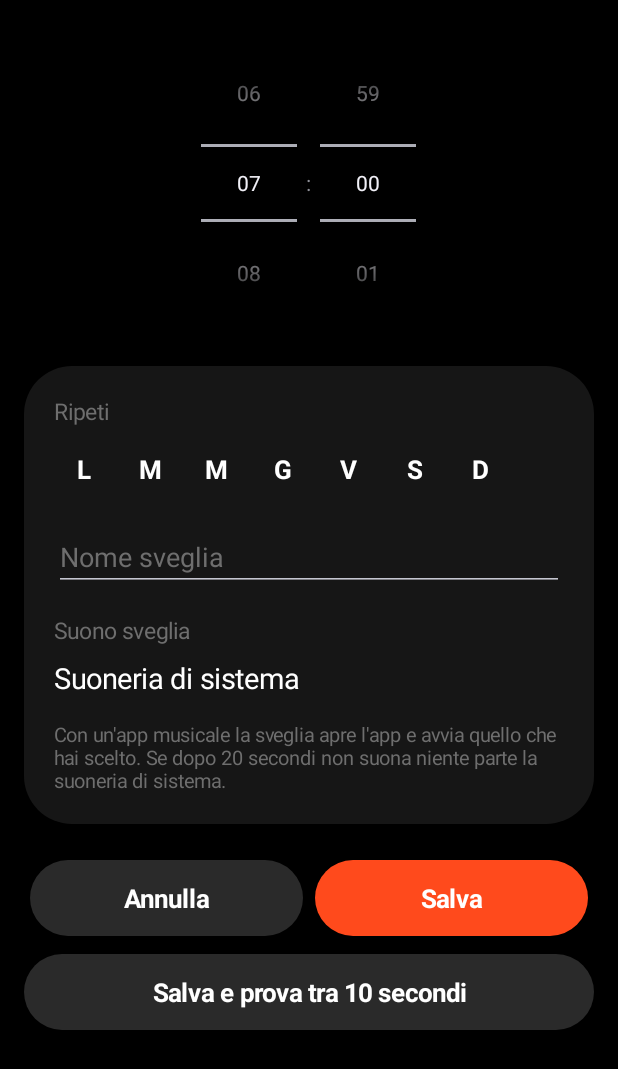
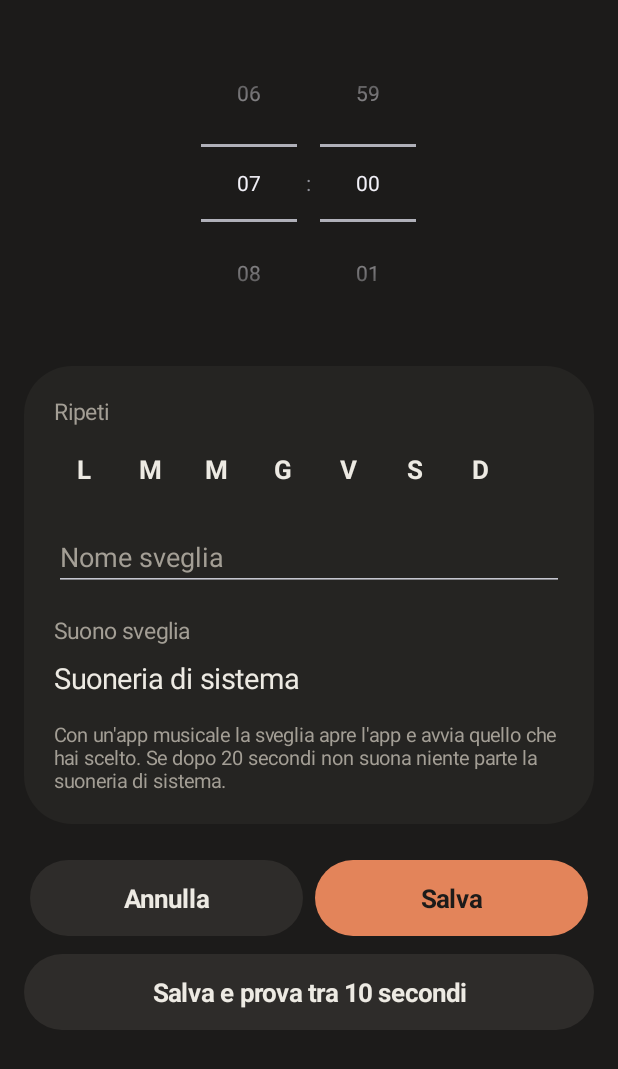
Before and after one commit to thamichele/app-personali, an Android app: the EditActivity screen opened directly, with no data from a screen before it, on a phone screen of 412 x 824 dp. Shown: the top 1069 px of the screen. Run offline under Robolectric (Android 15) with nearby library versions, the phone set to English and light mode, and no system bars.

Commit message:
Sveglia: interfaccia con la palette comune alle mie app
Grigi caldi (#1C1B1A, #252422, #2E2C2A), testo #EDEAE3, secondario
#A39E95 e arancio smorzato #E3845A al posto del nero e dell'arancio
vivo. Testo scuro sui pulsanti arancio, come nel kit.

Co-Authored-By: Claude Opus 5.5 <noreply@anthropic.com>
Claude-Session: https://claude.ai/code/session_019MYz98f5a4cAg8gwXnWiQd

```diff
--- a/apps/sveglia/app/src/main/java/it/michele/sveglia/BrowseActivity.java
+++ b/apps/sveglia/app/src/main/java/it/michele/sveglia/BrowseActivity.java
@@ -100,7 +100,7 @@ public class BrowseActivity extends Activity {
         setContentView(root);
 
         access = Ui.text(this, "", 14, Ui.TEXT, false);
-        access.setBackground(Ui.rounded(0xFF5A1A10, Ui.dp(this, 16)));
+        access.setBackground(Ui.rounded(Ui.ACCENT_BG, Ui.dp(this, 16)));
         access.setPadding(Ui.dp(this, 16), Ui.dp(this, 10), Ui.dp(this, 16), Ui.dp(this, 10));
         access.setVisibility(View.GONE);
         access.setOnClickListener(new View.OnClickListener() { @Override public void onClick(View v) {
--- a/apps/sveglia/app/src/main/java/it/michele/sveglia/EditActivity.java
+++ b/apps/sveglia/app/src/main/java/it/michele/sveglia/EditActivity.java
@@ -108,7 +108,7 @@ public class EditActivity extends Activity {
         LinearLayout buttons = new LinearLayout(this);
         TextView cancel = Ui.pill(this, "Annulla", Ui.PILL, Ui.TEXT);
         cancel.setOnClickListener(new View.OnClickListener() { @Override public void onClick(View v) { finish(); }});
-        TextView save = Ui.pill(this, "Salva", Ui.ACCENT, Ui.TEXT);
+        TextView save = Ui.pill(this, "Salva", Ui.ACCENT, Ui.BG);
         save.setOnClickListener(new View.OnClickListener() { @Override public void onClick(View v) {
             save();
             toast(Ui.until(alarm.next(System.currentTimeMillis())));
@@ -142,7 +142,7 @@ public class EditActivity extends Activity {
         for (int i = 0; i < 7; i++) {
             boolean on = alarm.hasDay(i);
             dayViews[i].setTextColor(on ? Ui.DAY_ON : Ui.TEXT);
-            dayViews[i].setBackground(on ? Ui.rounded(0xFF3A1410, Ui.dp(this, 20)) : null);
+            dayViews[i].setBackground(on ? Ui.rounded(Ui.ACCENT_BG, Ui.dp(this, 20)) : null);
         }
     }
 
--- a/apps/sveglia/app/src/main/java/it/michele/sveglia/MainActivity.java
+++ b/apps/sveglia/app/src/main/java/it/michele/sveglia/MainActivity.java
@@ -208,7 +208,7 @@ public class MainActivity extends Activity {
 
     private void warning(String msg, final String settingsAction) {
         TextView t = Ui.text(this, msg + " Tocca per aprire le impostazioni.", 15, Ui.TEXT, false);
-        t.setBackground(Ui.rounded(0xFF5A1A10, Ui.dp(this, 20)));
+        t.setBackground(Ui.rounded(Ui.ACCENT_BG, Ui.dp(this, 20)));
         t.setPadding(Ui.dp(this, 20), Ui.dp(this, 14), Ui.dp(this, 20), Ui.dp(this, 14));
         t.setOnClickListener(new View.OnClickListener() { @Override public void onClick(View v) {
             Intent i = new Intent(settingsAction, Uri.parse("package:" + getPackageName()))
@@ -264,7 +264,7 @@ public class MainActivity extends Activity {
         boolean access = Music.sessionAccess(this);
         TextView accessView = Ui.text(this, "Accesso alle notifiche (per comandare Qobuz e le altre app musicali): "
                 + (access ? "concesso" : "non concesso, tocca per concederlo"), 14, access ? Ui.OFF : Ui.TEXT, false);
-        if (!access) accessView.setBackground(Ui.rounded(0xFF5A1A10, Ui.dp(this, 16)));
+        if (!access) accessView.setBackground(Ui.rounded(Ui.ACCENT_BG, Ui.dp(this, 16)));
         accessView.setPadding(Ui.dp(this, 12), Ui.dp(this, 8), Ui.dp(this, 12), Ui.dp(this, 8));
         accessView.setOnClickListener(new View.OnClickListener() { @Override public void onClick(View v) {
             startActivity(new Intent(Settings.ACTION_NOTIFICATION_LISTENER_SETTINGS));
--- a/apps/sveglia/app/src/main/java/it/michele/sveglia/RingActivity.java
+++ b/apps/sveglia/app/src/main/java/it/michele/sveglia/RingActivity.java
@@ -55,7 +55,7 @@ public class RingActivity extends Activity {
         TextView snoozeBtn = Ui.pill(this, "Posticipa " + snooze + " min", Ui.PILL, Ui.TEXT);
         snoozeBtn.setOnClickListener(new View.OnClickListener() { @Override public void onClick(View v) { send(RingService.ACTION_SNOOZE); }});
         root.addView(snoozeBtn, wide());
-        TextView stop = Ui.pill(this, "Ferma", Ui.ACCENT, Ui.TEXT);
+        TextView stop = Ui.pill(this, "Ferma", Ui.ACCENT, Ui.BG);
         stop.setOnClickListener(new View.OnClickListener() { @Override public void onClick(View v) { send(RingService.ACTION_STOP); }});
         LinearLayout.LayoutParams lp = wide();
         lp.topMargin = Ui.dp(this, 16);
--- a/apps/sveglia/app/src/main/java/it/michele/sveglia/Ui.java
+++ b/apps/sveglia/app/src/main/java/it/michele/sveglia/Ui.java
@@ -13,15 +13,19 @@ import java.text.SimpleDateFormat;
 import java.util.Date;
 import java.util.Locale;
 
-/** Colori e costruttori di viste condivisi, in stile orologio Samsung (tema scuro). */
+/** Colori e costruttori di viste condivisi. Palette scura comune alle mie app: grigi caldi e arancio smorzato. */
 final class Ui {
-    static final int BG = 0xFF000000;
-    static final int CARD = 0xFF161616;
-    static final int PILL = 0xFF2A2A2A;
-    static final int TEXT = 0xFFFFFFFF;
-    static final int OFF = 0xFF6E6E6E;
-    static final int ACCENT = 0xFFFF4A1C;
-    static final int DAY_ON = 0xFFF0261B;
+    static final int BG = 0xFF1C1B1A;
+    static final int CARD = 0xFF252422;
+    static final int PILL = 0xFF2E2C2A;
+    static final int TEXT = 0xFFEDEAE3;
+    static final int OFF = 0xFFA39E95;
+    static final int ACCENT = 0xFFE3845A;
+    static final int DAY_ON = 0xFFEC976F;
+    /** sfondo arancio tenue: giorni scelti e avvisi */
+    static final int ACCENT_BG = 0xFF33261F;
+    /** traccia degli interruttori spenti */
+    static final int TRACK_OFF = 0xFF45413D;
 
     private Ui() {}
 
@@ -56,8 +60,8 @@ final class Ui {
 
     static void tint(Switch s) {
         int[][] states = {{android.R.attr.state_checked}, {}};
-        s.setThumbTintList(new ColorStateList(states, new int[]{TEXT, 0xFF1A1A1A}));
-        s.setTrackTintList(new ColorStateList(states, new int[]{ACCENT, 0xFF9A9A9A}));
+        s.setThumbTintList(new ColorStateList(states, new int[]{BG, OFF}));
+        s.setTrackTintList(new ColorStateList(states, new int[]{ACCENT, TRACK_OFF}));
     }
 
     static LinearLayout.LayoutParams weight(Context c, int marginDp) {
--- a/apps/sveglia/app/src/main/res/values/colors.xml
+++ b/apps/sveglia/app/src/main/res/values/colors.xml
@@ -1,4 +1,5 @@
 <?xml version="1.0" encoding="utf-8"?>
 <resources>
     <color name="ic_launcher_bg">#FFE3845A</color>
+    <color name="bg">#FF1C1B1A</color>
 </resources>
--- a/apps/sveglia/app/src/main/res/values/styles.xml
+++ b/apps/sveglia/app/src/main/res/values/styles.xml
@@ -1,9 +1,9 @@
 <?xml version="1.0" encoding="utf-8"?>
 <resources>
-    <!-- tema scuro come l'orologio Samsung; le finestre di dialogo seguono il tema del telefono -->
+    <!-- tema scuro con la palette comune alle mie app; le finestre di dialogo seguono il tema del telefono -->
     <style name="AppTheme" parent="@android:style/Theme.DeviceDefault.NoActionBar">
-        <item name="android:windowBackground">@android:color/black</item>
-        <item name="android:colorAccent">#FFFF4A1C</item>
+        <item name="android:windowBackground">@color/bg</item>
+        <item name="android:colorAccent">#FFE3845A</item>
     </style>
 
     <!-- selettore dell'orario a rotella -->
```
